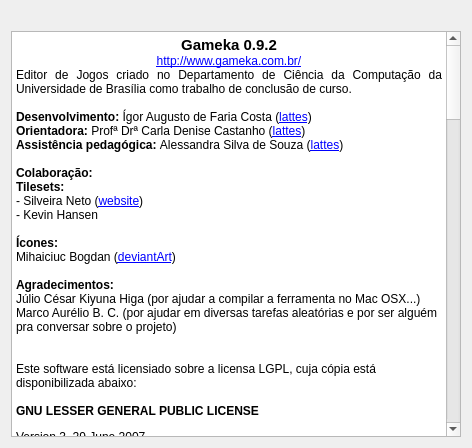
Above: src_editor/about.ui from igoratsok/Gameka before the change. Below: the same form after it.
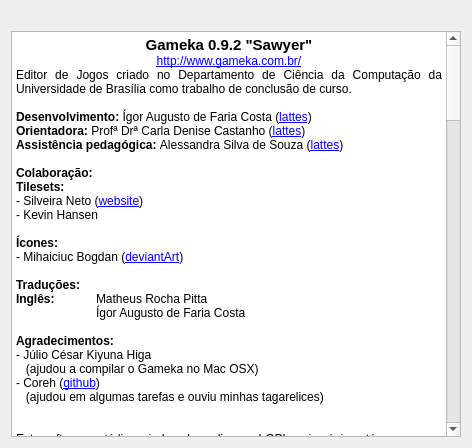
That is the form after the change. Icons and pictures are not drawn.

Diff of the .ui file:
```diff
--- a/src_editor/about.ui
+++ b/src_editor/about.ui
@@ -31,7 +31,7 @@
 &lt;html&gt;&lt;head&gt;&lt;meta name=&quot;qrichtext&quot; content=&quot;1&quot; /&gt;&lt;style type=&quot;text/css&quot;&gt;
 p, li { white-space: pre-wrap; }
 &lt;/style&gt;&lt;/head&gt;&lt;body style=&quot; font-family:'Ubuntu'; font-size:9pt; font-weight:400; font-style:normal;&quot;&gt;
-&lt;p align=&quot;center&quot; style=&quot; margin-top:0px; margin-bottom:0px; margin-left:0px; margin-right:0px; -qt-block-indent:0; text-indent:0px;&quot;&gt;&lt;span style=&quot; font-size:11pt; font-weight:600;&quot;&gt;Gameka 0.9.2&lt;/span&gt;&lt;/p&gt;
+&lt;p align=&quot;center&quot; style=&quot; margin-top:0px; margin-bottom:0px; margin-left:0px; margin-right:0px; -qt-block-indent:0; text-indent:0px;&quot;&gt;&lt;span style=&quot; font-size:11pt; font-weight:600;&quot;&gt;Gameka 0.9.2 &amp;quot;Sawyer&amp;quot;&lt;/span&gt;&lt;/p&gt;
 &lt;p align=&quot;center&quot; style=&quot; margin-top:0px; margin-bottom:0px; margin-left:0px; margin-right:0px; -qt-block-indent:0; text-indent:0px;&quot;&gt;&lt;a href=&quot;http://www.gameka.com.br/&quot;&gt;&lt;span style=&quot; text-decoration: underline; color:#0000ff;&quot;&gt;http://www.gameka.com.br/&lt;/span&gt;&lt;/a&gt;&lt;/p&gt;
 &lt;p align=&quot;justify&quot; style=&quot; margin-top:0px; margin-bottom:0px; margin-left:0px; margin-right:0px; -qt-block-indent:0; text-indent:0px;&quot;&gt;&lt;span style=&quot; font-weight:200;&quot;&gt;Editor de Jogos criado no Departamento de Ciência da Computação da Universidade de Brasília como trabalho de conclusão de curso.&lt;/span&gt;&lt;/p&gt;
 &lt;p align=&quot;justify&quot; style=&quot;-qt-paragraph-type:empty; margin-top:0px; margin-bottom:0px; margin-left:0px; margin-right:0px; -qt-block-indent:0; text-indent:0px; font-weight:200;&quot;&gt;&lt;/p&gt;
@@ -45,11 +45,17 @@
 &lt;p style=&quot; margin-top:0px; margin-bottom:0px; margin-left:0px; margin-right:0px; -qt-block-indent:0; text-indent:0px;&quot;&gt;- Kevin Hansen&lt;/p&gt;
 &lt;p style=&quot;-qt-paragraph-type:empty; margin-top:0px; margin-bottom:0px; margin-left:0px; margin-right:0px; -qt-block-indent:0; text-indent:0px;&quot;&gt;&lt;/p&gt;
 &lt;p style=&quot; margin-top:0px; margin-bottom:0px; margin-left:0px; margin-right:0px; -qt-block-indent:0; text-indent:0px;&quot;&gt;&lt;span style=&quot; font-weight:600;&quot;&gt;Ícones:&lt;/span&gt;&lt;/p&gt;
-&lt;p style=&quot; margin-top:0px; margin-bottom:0px; margin-left:0px; margin-right:0px; -qt-block-indent:0; text-indent:0px;&quot;&gt;Mihaiciuc Bogdan (&lt;a href=&quot;http://bogo-d.deviantart.com/&quot;&gt;&lt;span style=&quot; text-decoration: underline; color:#0000ff;&quot;&gt;deviantArt&lt;/span&gt;&lt;/a&gt;)&lt;/p&gt;
+&lt;p style=&quot; margin-top:0px; margin-bottom:0px; margin-left:0px; margin-right:0px; -qt-block-indent:0; text-indent:0px;&quot;&gt;- Mihaiciuc Bogdan (&lt;a href=&quot;http://bogo-d.deviantart.com/&quot;&gt;&lt;span style=&quot; text-decoration: underline; color:#0000ff;&quot;&gt;deviantArt&lt;/span&gt;&lt;/a&gt;)&lt;/p&gt;
+&lt;p style=&quot;-qt-paragraph-type:empty; margin-top:0px; margin-bottom:0px; margin-left:0px; margin-right:0px; -qt-block-indent:0; text-indent:0px;&quot;&gt;&lt;/p&gt;
+&lt;p style=&quot; margin-top:0px; margin-bottom:0px; margin-left:0px; margin-right:0px; -qt-block-indent:0; text-indent:0px;&quot;&gt;&lt;span style=&quot; font-weight:600;&quot;&gt;Traduções:&lt;/span&gt;&lt;/p&gt;
+&lt;p style=&quot; margin-top:0px; margin-bottom:0px; margin-left:0px; margin-right:0px; -qt-block-indent:0; text-indent:0px;&quot;&gt;&lt;span style=&quot; font-weight:600;&quot;&gt;Inglês:&lt;/span&gt; 	Matheus Rocha Pitta&lt;/p&gt;
+&lt;p style=&quot; margin-top:0px; margin-bottom:0px; margin-left:0px; margin-right:0px; -qt-block-indent:0; text-indent:0px;&quot;&gt;	Ígor Augusto de Faria Costa&lt;/p&gt;
 &lt;p style=&quot;-qt-paragraph-type:empty; margin-top:0px; margin-bottom:0px; margin-left:0px; margin-right:0px; -qt-block-indent:0; text-indent:0px;&quot;&gt;&lt;/p&gt;
 &lt;p style=&quot; margin-top:0px; margin-bottom:0px; margin-left:0px; margin-right:0px; -qt-block-indent:0; text-indent:0px;&quot;&gt;&lt;span style=&quot; font-weight:600;&quot;&gt;Agradecimentos:&lt;/span&gt;&lt;/p&gt;
-&lt;p style=&quot; margin-top:0px; margin-bottom:0px; margin-left:0px; margin-right:0px; -qt-block-indent:0; text-indent:0px;&quot;&gt;Júlio César Kiyuna Higa (por ajudar a compilar a ferramenta no Mac OSX...)&lt;/p&gt;
-&lt;p style=&quot; margin-top:0px; margin-bottom:0px; margin-left:0px; margin-right:0px; -qt-block-indent:0; text-indent:0px;&quot;&gt;Marco Aurélio B. C. (por ajudar em diversas tarefas aleatórias e por ser alguém pra conversar sobre o projeto)&lt;/p&gt;
+&lt;p style=&quot; margin-top:0px; margin-bottom:0px; margin-left:0px; margin-right:0px; -qt-block-indent:0; text-indent:0px;&quot;&gt;- Júlio César Kiyuna Higa &lt;/p&gt;
+&lt;p style=&quot; margin-top:0px; margin-bottom:0px; margin-left:0px; margin-right:0px; -qt-block-indent:0; text-indent:0px;&quot;&gt;   (ajudou a compilar o Gameka no Mac OSX)&lt;/p&gt;
+&lt;p style=&quot; margin-top:0px; margin-bottom:0px; margin-left:0px; margin-right:0px; -qt-block-indent:0; text-indent:0px;&quot;&gt;- Coreh (&lt;a href=&quot;https://github.com/coreh/&quot;&gt;&lt;span style=&quot; text-decoration: underline; color:#0000ff;&quot;&gt;github&lt;/span&gt;&lt;/a&gt;)&lt;/p&gt;
+&lt;p style=&quot; margin-top:0px; margin-bottom:0px; margin-left:0px; margin-right:0px; -qt-block-indent:0; text-indent:0px;&quot;&gt;   (ajudou em algumas tarefas e ouviu minhas tagarelices)&lt;/p&gt;
 &lt;p style=&quot;-qt-paragraph-type:empty; margin-top:0px; margin-bottom:0px; margin-left:0px; margin-right:0px; -qt-block-indent:0; text-indent:0px; font-family:'arial'; color:#333333;&quot;&gt;&lt;/p&gt;
 &lt;p style=&quot;-qt-paragraph-type:empty; margin-top:0px; margin-bottom:0px; margin-left:0px; margin-right:0px; -qt-block-indent:0; text-indent:0px; font-family:'arial'; color:#333333;&quot;&gt;&lt;/p&gt;
 &lt;p style=&quot; margin-top:0px; margin-bottom:0px; margin-left:0px; margin-right:0px; -qt-block-indent:0; text-indent:0px;&quot;&gt;&lt;span style=&quot; font-weight:200;&quot;&gt;Este software está licensiado sobre a licensa LGPL, cuja cópia está disponibilizada abaixo:&lt;/span&gt;&lt;/p&gt;
```
